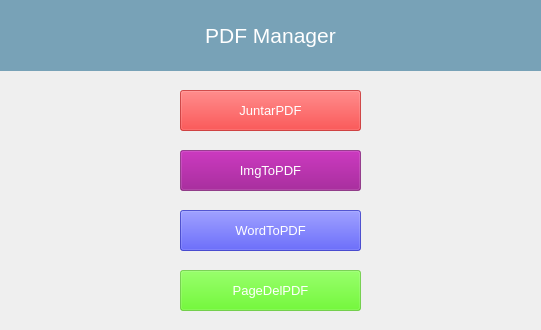
mga98/pdfManager, file designs/designMenu.ui: the form before one commit.
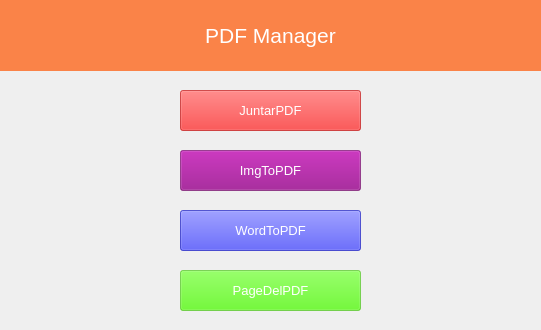
The form after the commit. Icons and pictures are not drawn.

```diff
--- a/designs/designMenu.ui
+++ b/designs/designMenu.ui
@@ -53,7 +53,7 @@
     </property>
     <property name="styleSheet">
      <string notr="true">background: transparent;
-background-color: rgba(0, 85, 127, 0.5);</string>
+background-color: rgba(255, 85, 0, 0.7);</string>
     </property>
     <property name="text">
      <string>&lt;html&gt;&lt;head/&gt;&lt;body&gt;&lt;p&gt;&lt;span style=&quot; font-size:16pt; color:#ffffff;&quot;&gt;PDF Manager&lt;/span&gt;&lt;/p&gt;&lt;/body&gt;&lt;/html&gt;</string>
```
Left out of the diff: 2 changed lines with no effect on the pictures.
